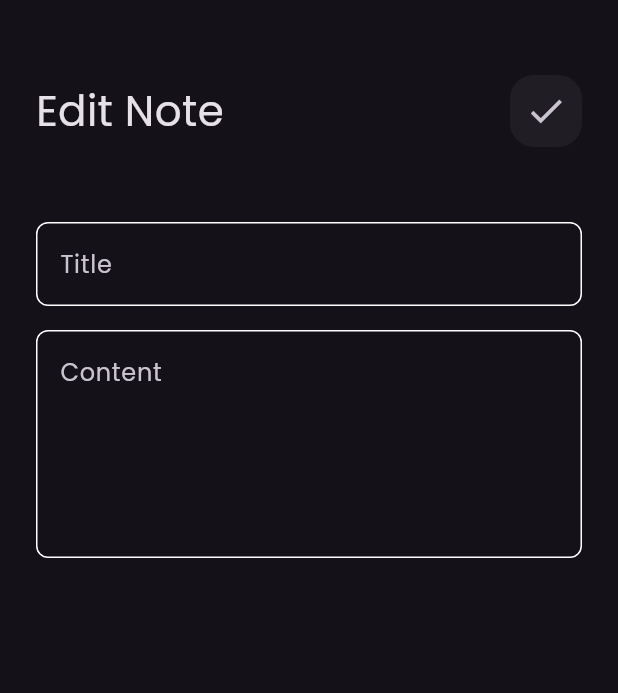
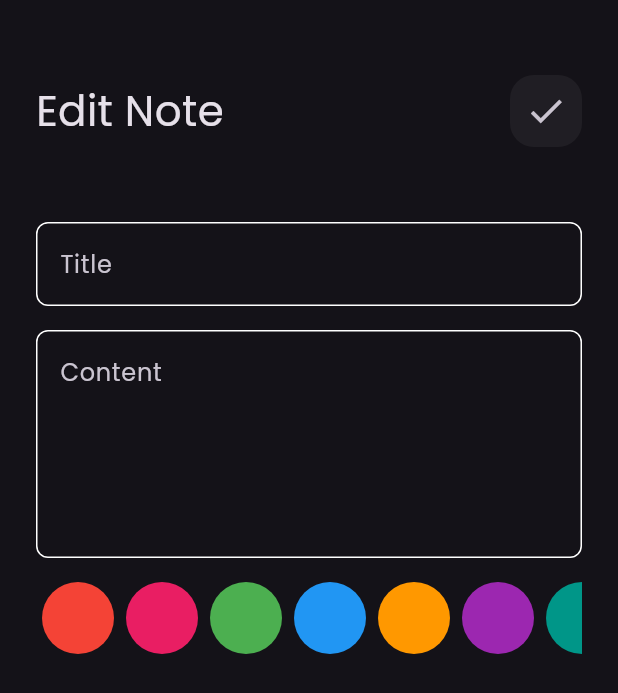
Before and after one commit to prolagg99/notes_app, a Flutter app: the EditNoteView screen opened directly with empty values, on a phone screen of 412 x 824 dp. Shown: the top 693 px of the screen. Run offline on Flutter 3.47's test engine with Material 3 defaults, Android fonts, the phone set to English and light mode, and no system bars; our stand-ins replace flutter_bloc, font_awesome_flutter, hive, hive_flutter; accounts and stored records are empty.

Commit message:
add colors list to edit note

```diff
--- a/lib/constants.dart
+++ b/lib/constants.dart
@@ -2,3 +2,21 @@ import 'package:flutter/material.dart';
 
 const kPrimaryColor = Color(0xff62FCD7);
 const kNotesBox = 'notes_box';
+
+const List<Color> kColors = [
+  Color(0xFFF44336),
+  Color(0xFFE91E63),
+  Color(0xFF4CAF50),
+  Color(0xFF2196F3),
+  Color(0xFFFF9800),
+  Color(0xFF9C27B0),
+  Color(0xFF009688),
+  Color(0xFFFFEB3B),
+  Color(0xFF3F51B5),
+  Color(0xFFFFC107),
+  Color(0xFF00BCD4),
+  Color(0xFFE040FB),
+  Color(0xFFCDDC39),
+  Color(0xFF448AFF),
+  Color(0xFF69F0AE),
+];
--- a/lib/views/widgets/edit_view_body.dart
+++ b/lib/views/widgets/edit_view_body.dart
@@ -4,6 +4,7 @@ import 'package:notes_app/cubits/notes_cubit/notes_cubit.dart';
 import 'package:notes_app/models/note_model.dart';
 import 'package:notes_app/views/widgets/custom_app_bar.dart';
 import 'package:notes_app/views/widgets/custom_text_field.dart';
+import 'package:notes_app/views/widgets/edite_note_colors_list.dart';
 
 class EditNoteViewBody extends StatefulWidget {
   const EditNoteViewBody({super.key, required this.note});
@@ -50,6 +51,8 @@ class _EditNoteViewBodyState extends State<EditNoteViewBody> {
               content = value;
             },
           ),
+          const SizedBox(height: 16),
+          EditNoteColorsList(note: widget.note),
         ],
       ),
     );
--- /dev/null
+++ b/lib/views/widgets/edite_note_colors_list.dart
@@ -0,0 +1,51 @@
+import 'package:flutter/material.dart';
+import 'package:notes_app/constants.dart';
+import 'package:notes_app/models/note_model.dart';
+import 'package:notes_app/views/widgets/colors_list_view.dart';
+
+class EditNoteColorsList extends StatefulWidget {
+  const EditNoteColorsList({super.key, required this.note});
+
+  final NoteModel note;
+
+  @override
+  State<EditNoteColorsList> createState() => _EditNoteColorsListState();
+}
+
+class _EditNoteColorsListState extends State<EditNoteColorsList> {
+  late int activeIndex;
+
+  @override
+  void initState() {
+    activeIndex = kColors.indexOf(Color(widget.note.color));
+    super.initState();
+  }
+
+  @override
+  Widget build(BuildContext context) {
+    return SizedBox(
+      height: 48,
+      child: ListView.builder(
+        padding: EdgeInsets.zero,
+        scrollDirection: Axis.horizontal,
+        itemCount: kColors.length,
+        itemBuilder: (context, index) {
+          return Padding(
+            padding: const EdgeInsets.symmetric(horizontal: 4.0),
+            child: GestureDetector(
+              onTap: () {
+                activeIndex = index;
+                widget.note.color = kColors[index].value;
+                setState(() {});
+              },
+              child: ColorItem(
+                color: kColors[index],
+                isActive: activeIndex == index,
+              ),
+            ),
+          );
+        },
+      ),
+    );
+  }
+}
```
Also changed, not shown: lib/views/widgets/colors_list_view.dart (+4 -21 lines).
